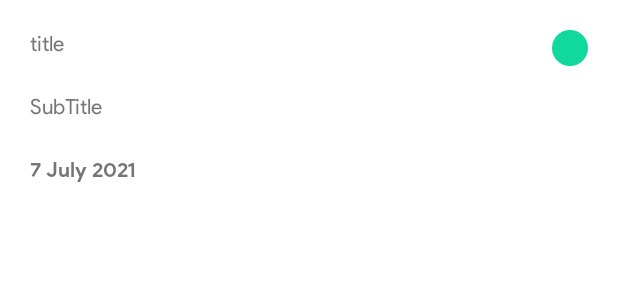
After one commit to pramodkarki12/NoteApp, an Android app: the layout item_notes.xml on its own in the app's theme, with its tools: preview values and no code run, on a phone screen of 412 x 824 dp. The commit adds this screen. Shown: the top 300 px of the screen. Run offline under Robolectric (Android 15) with nearby library versions, the light colour scheme and no system bars.

```diff
--- /dev/null
+++ b/app/src/main/res/layout/item_notes.xml
@@ -0,0 +1,57 @@
+<?xml version="1.0" encoding="utf-8"?>
+<LinearLayout xmlns:android="http://schemas.android.com/apk/res/android"
+    android:layout_width="match_parent"
+    android:layout_height="match_parent"
+    xmlns:app="http://schemas.android.com/apk/res-auto"
+    android:orientation="vertical">
+
+    <androidx.cardview.widget.CardView
+        android:layout_width="match_parent"
+        android:layout_height="wrap_content"
+        android:layout_margin="8dp"
+        app:cardCornerRadius="10dp">
+
+
+        <View
+            android:id="@+id/notesPriority"
+            android:layout_width="24dp"
+            android:layout_height="24dp"
+            android:layout_margin="12dp"
+            android:layout_gravity="right"
+            android:background="@drawable/green_shape"/>
+
+        <LinearLayout
+            android:layout_width="match_parent"
+            android:layout_height="match_parent"
+            android:orientation="vertical">
+
+            <TextView
+                android:id="@+id/notesTitle"
+                android:layout_width="match_parent"
+                android:layout_height="wrap_content"
+                android:layout_margin="8dp"
+                android:fontFamily="@font/product_sans_regular"
+                android:padding="4dp"
+                android:text="title" />
+
+            <TextView
+                android:id="@+id/notesSubtitle"
+                android:layout_width="match_parent"
+                android:layout_height="wrap_content"
+                android:layout_margin="8dp"
+                android:fontFamily="@font/product_sans_regular"
+                android:padding="4dp"
+                android:text="SubTitle" />
+
+            <TextView
+                android:id="@+id/notesDate"
+                android:layout_width="match_parent"
+                android:layout_height="wrap_content"
+                android:layout_margin="8dp"
+                android:fontFamily="@font/product_sans_bold"
+                android:padding="4dp"
+                android:text="7 July 2021" />
+        </LinearLayout>
+    </androidx.cardview.widget.CardView>
+
+</LinearLayout>
```
Also changed, not shown: app/src/main/java/com/pramodkarki/noteapp/MainActivity.java (+18 -0 lines), app/src/main/java/com/pramodkarki/noteapp/adapter/NotesAdapter.java (added, +68 -0 lines).
